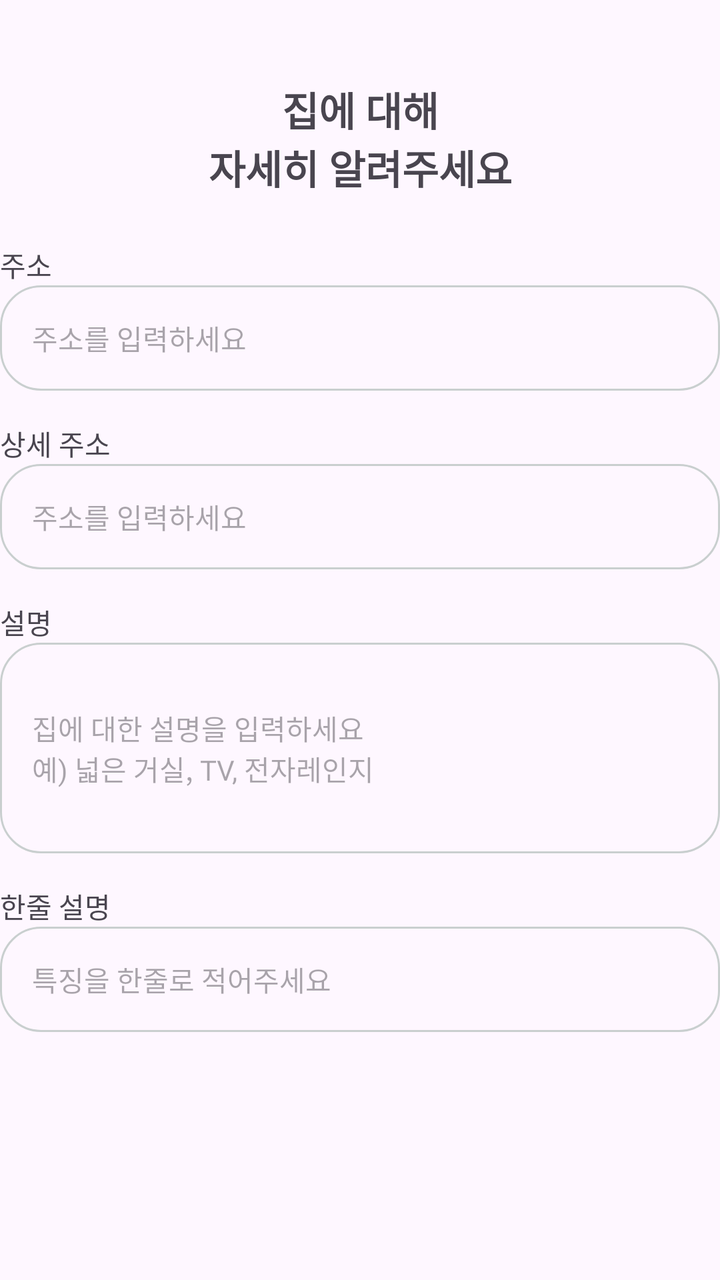
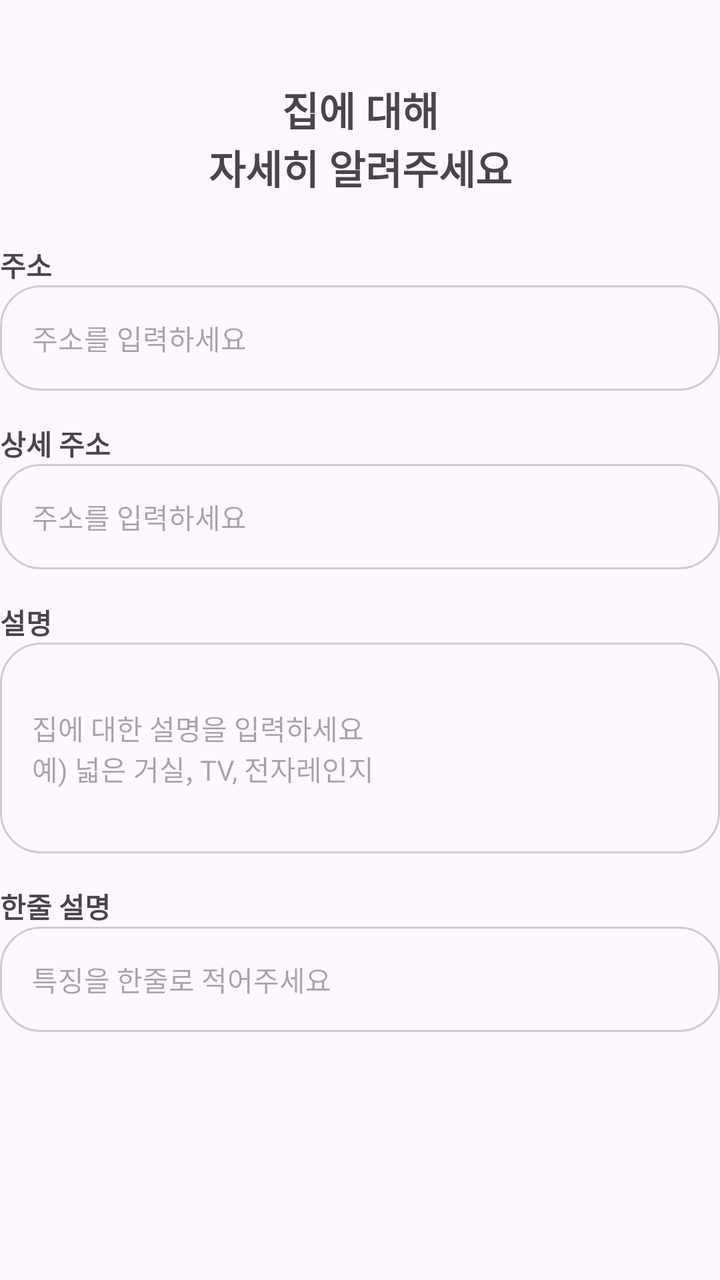

Screens rendered from an Android XML layout before and after an edit, with the pre-edit source and the edit as a unified diff.
<!-- AndroidManifest.xml: application theme Theme.JJB20 -->
<!-- res/layout/fragment_register_details.xml -->
<?xml version="1.0" encoding="utf-8"?>
<LinearLayout xmlns:android="http://schemas.android.com/apk/res/android"
    xmlns:tools="http://schemas.android.com/tools"
    android:layout_width="match_parent"
    android:layout_height="match_parent"
    tools:context=".register_details"
    android:orientation="vertical">
    <TextView
        android:layout_width="match_parent"
        android:layout_height="wrap_content"
        android:text="집에 대해\n자세히 알려주세요"
        android:textStyle="bold"
        android:textSize="20sp"
        android:fontFamily="@font/pretendardvariable"

        android:gravity="center"
        android:layout_marginTop="40dp"/>

    
    <LinearLayout
        android:layout_width="match_parent"
        android:layout_height="wrap_content"
        android:orientation="vertical">
        
        <LinearLayout
            android:layout_width="match_parent"
            android:layout_height="wrap_content"
            android:orientation="vertical">
            <TextView
                android:layout_width="wrap_content"
                android:layout_height="wrap_content"
                android:text="주소"
                android:textSize="14sp"
                android:fontFamily="@font/pretendardvariable"
                android:layout_marginTop="24dp"/>
            <EditText
                android:layout_width="match_parent"
                android:layout_height="wrap_content"
                android:background="@drawable/registerhouse_et"
                android:padding="16dp"
                android:textSize="14sp"
                android:fontFamily="@font/pretendardvariable"
                android:hint="주소를 입력하세요"
                />

        </LinearLayout>
        
        <LinearLayout
            android:layout_width="match_parent"
            android:layout_height="wrap_content"
            android:orientation="vertical">
            <TextView
                android:layout_width="wrap_content"
                android:layout_height="wrap_content"
                android:text="상세 주소"
                android:textSize="14sp"
                android:fontFamily="@font/pretendardvariable"
                android:layout_marginTop="16dp"/>
            <EditText
                android:layout_width="match_parent"
                android:layout_height="wrap_content"
                android:background="@drawable/registerhouse_et"
                android:padding="16dp"
                android:textSize="14sp"
                android:fontFamily="@font/pretendardvariable"
                android:hint="주소를 입력하세요"/>

        </LinearLayout>
        
        <LinearLayout
            android:layout_width="match_parent"
            android:layout_height="wrap_content"
            android:orientation="vertical">
            <TextView
                android:layout_width="wrap_content"
                android:layout_height="wrap_content"
                android:text="설명"
                android:textSize="14sp"
                android:fontFamily="@font/pretendardvariable"
                android:layout_marginTop="16dp"/>
            <EditText
                android:layout_width="match_parent"
                android:layout_height="wrap_content"
                android:background="@drawable/registerhouse_et"
                android:padding="16dp"
                android:textSize="14sp"
                android:fontFamily="@font/pretendardvariable"
                android:hint="집에 대한 설명을 입력하세요\n예) 넓은 거실, TV, 전자레인지"


                android:inputType="textMultiLine|textCapSentences"
                android:minLines="4"
                android:maxLines="10"
                android:scrollbars="vertical"
                />

        </LinearLayout>
        
        <LinearLayout
            android:layout_width="match_parent"
            android:layout_height="wrap_content"
            android:orientation="vertical">
            <TextView
                android:layout_width="wrap_content"
                android:layout_height="wrap_content"
                android:text="한줄 설명"
                android:textSize="14sp"
                android:fontFamily="@font/pretendardvariable"
                android:layout_marginTop="16dp"/>
            <EditText
                android:layout_width="match_parent"
                android:layout_height="wrap_content"
                android:background="@drawable/registerhouse_et"
                android:padding="16dp"
                android:textSize="14sp"
                android:fontFamily="@font/pretendardvariable"
                android:hint="특징을 한줄로 적어주세요"/>

        </LinearLayout>


    </LinearLayout>


</LinearLayout>
<!-- resources referenced by this layout -->
<resources>
  <!-- drawable registerhouse_et (drawable) -->
  <?xml version="1.0" encoding="utf-8"?>
  <shape xmlns:android="http://schemas.android.com/apk/res/android">
      <stroke
          android:color="@color/basic2"
          android:width="1dp"/>
      <corners
          android:radius="20dp"/>
  
  
  </shape>
  <style name="Theme.JJB20" parent="Base.Theme.JJB20" />
  <color name="basic2">#C9CFCF</color>
  <style name="Base.Theme.JJB20" parent="Theme.Material3.DayNight.NoActionBar">
          
          
      </style>
</resources>

<!-- the commit's change to res/layout/fragment_register_details.xml (unified diff, before → after) -->
@@ -32,7 +32,8 @@
                 android:text="주소"
                 android:textSize="14sp"
                 android:fontFamily="@font/pretendardvariable"
-                android:layout_marginTop="24dp"/>
+                android:layout_marginTop="24dp"
+                android:textStyle="bold"/>
             <EditText
                 android:layout_width="match_parent"
                 android:layout_height="wrap_content"
@@ -55,7 +56,8 @@
                 android:text="상세 주소"
                 android:textSize="14sp"
                 android:fontFamily="@font/pretendardvariable"
-                android:layout_marginTop="16dp"/>
+                android:layout_marginTop="16dp"
+                android:textStyle="bold"/>
             <EditText
                 android:layout_width="match_parent"
                 android:layout_height="wrap_content"
@@ -77,7 +79,8 @@
                 android:text="설명"
                 android:textSize="14sp"
                 android:fontFamily="@font/pretendardvariable"
-                android:layout_marginTop="16dp"/>
+                android:layout_marginTop="16dp"
+                android:textStyle="bold"/>
             <EditText
                 android:layout_width="match_parent"
                 android:layout_height="wrap_content"
@@ -106,7 +109,8 @@
                 android:text="한줄 설명"
                 android:textSize="14sp"
                 android:fontFamily="@font/pretendardvariable"
-                android:layout_marginTop="16dp"/>
+                android:layout_marginTop="16dp"
+                android:textStyle="bold"/>
             <EditText
                 android:layout_width="match_parent"
                 android:layout_height="wrap_content"
